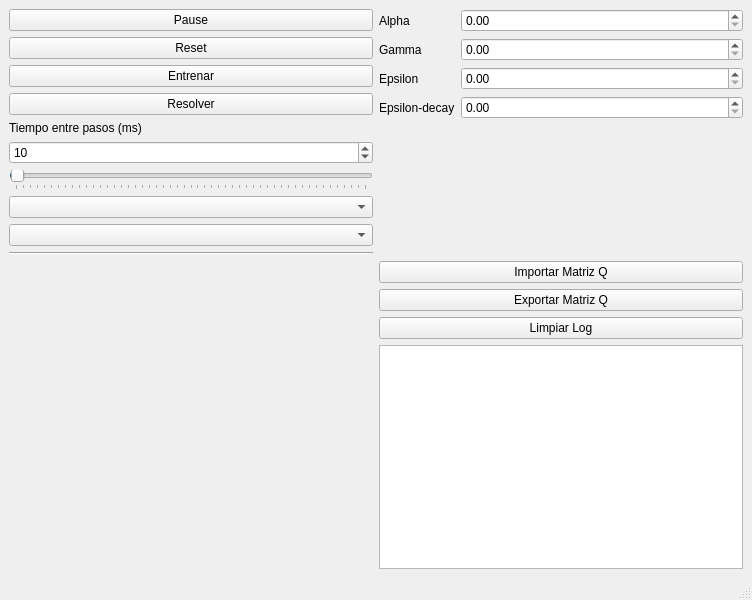
elKuston/QLearning, file prueba.ui: the form before one commit.
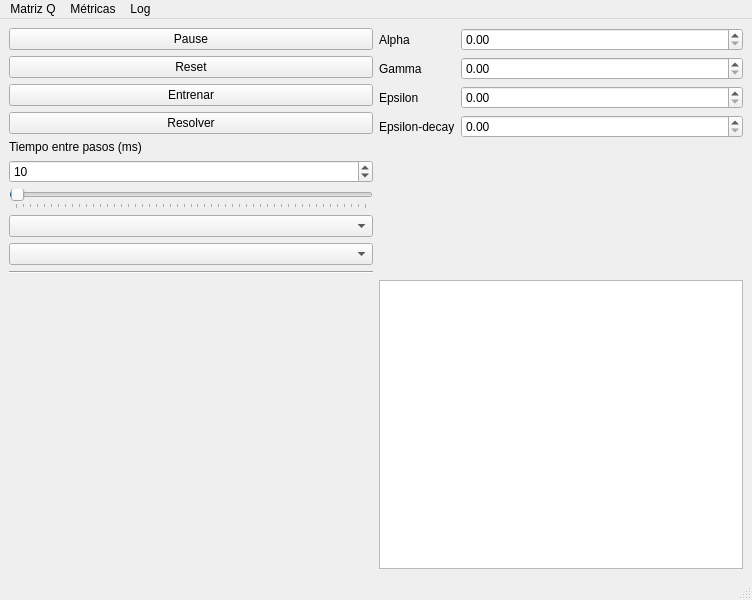
The form after the commit. Custom widgets are drawn as their Qt base class.

Commit message:
Barra menú superior
Creado el menú superior para que la ventana de métricas no apareciera sola y ya de paso he puesto también los botones de importar/exportar matriz y limpiar el log.

```diff
--- a/prueba.ui
+++ b/prueba.ui
@@ -15,40 +15,7 @@
   </property>
   <widget class="QWidget" name="centralwidget">
    <layout class="QGridLayout" name="gridLayout">
-    <item row="2" column="1">
-     <widget class="QPushButton" name="importarMatrizButton">
-      <property name="text">
-       <string>Importar Matriz Q</string>
-      </property>
-     </widget>
-    </item>
-    <item row="4" column="1">
-     <widget class="QPushButton" name="limpiarLogButton">
-      <property name="text">
-       <string>Limpiar Log</string>
-      </property>
-     </widget>
-    </item>
-    <item row="5" column="1">
-     <widget class="QTextEdit" name="logTextbox">
-      <property name="minimumSize">
-       <size>
-        <width>50</width>
-        <height>0</height>
-       </size>
-      </property>
-      <property name="baseSize">
-       <size>
-        <width>500</width>
-        <height>0</height>
-       </size>
-      </property>
-      <property name="readOnly">
-       <bool>true</bool>
-      </property>
-     </widget>
-    </item>
-    <item row="5" column="0">
+    <item row="2" column="0">
      <widget class="EntornoWidget" name="entorno" native="true"/>
     </item>
     <item row="1" column="0">
@@ -159,10 +126,22 @@
       </item>
      </layout>
     </item>
-    <item row="3" column="1">
-     <widget class="QPushButton" name="exportarMatrizButton">
-      <property name="text">
-       <string>Exportar Matriz Q</string>
+    <item row="2" column="1">
+     <widget class="QTextEdit" name="logTextbox">
+      <property name="minimumSize">
+       <size>
+        <width>50</width>
+        <height>0</height>
+       </size>
+      </property>
+      <property name="baseSize">
+       <size>
+        <width>500</width>
+        <height>0</height>
+       </size>
+      </property>
+      <property name="readOnly">
+       <bool>true</bool>
       </property>
      </widget>
     </item>
@@ -252,12 +231,34 @@
      <x>0</x>
      <y>0</y>
      <width>752</width>
-     <height>21</height>
+     <height>22</height>
     </rect>
    </property>
    <property name="nativeMenuBar">
     <bool>false</bool>
    </property>
+   <widget class="QMenu" name="menuMatriz_Q">
+    <property name="title">
+     <string>Matriz Q</string>
+    </property>
+    <addaction name="importarMatrizAction"/>
+    <addaction name="exportarMatrizAction"/>
+   </widget>
+   <widget class="QMenu" name="menuM_tricas">
+    <property name="title">
+     <string>Métricas</string>
+    </property>
+    <addaction name="mostrarMetricasAction"/>
+   </widget>
+   <widget class="QMenu" name="menuLog">
+    <property name="title">
+     <string>Log</string>
+    </property>
+    <addaction name="limpiarLogAction"/>
+   </widget>
+   <addaction name="menuMatriz_Q"/>
+   <addaction name="menuM_tricas"/>
+   <addaction name="menuLog"/>
   </widget>
   <widget class="QStatusBar" name="statusbar"/>
  </widget>
```
Left out of the diff: 176 changed lines with no effect on the pictures. The commit also changes 2 other files.
